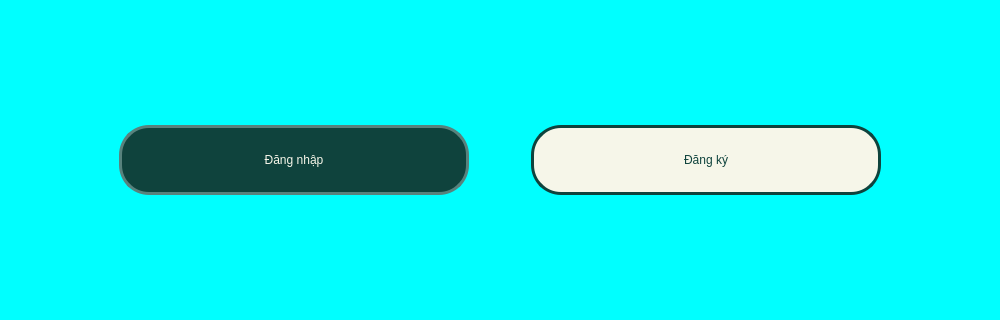
This is ui/home/Home.ui in nguyenbphan12001-rimzy/Do-an-cuoi-ki-Nhom8_KTLT as Qt 5 draws it before an edit; both pictures show x 0 to 1000 and y 90 to 410 of the 1000 by 500 pixel window. The edited form follows.
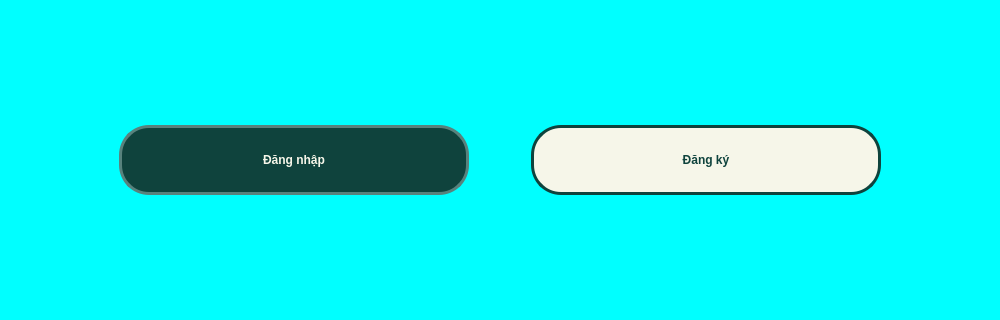
This is the edited form. Icons and pictures are not drawn.

```diff
--- a/ui/home/Home.ui
+++ b/ui/home/Home.ui
@@ -63,11 +63,27 @@
          </size>
         </property>
         <property name="styleSheet">
-         <string notr="true">color:#f6f6e9;
-background-color: #0f433d;
-font: 87 20pt &quot;Noto Sans HK Black&quot;;
-border-radius: 30px;
-border: 3px solid  #58827d;</string>
+         <string notr="true">/* Trạng thái bình thường (Giữ nguyên 100% của mày) */
+QPushButton {
+    color: #f6f6e9;
+    background-color: #0f433d;
+    font: 87 20pt &quot;Noto Sans HK Black&quot;;
+    border-radius: 30px;
+    border: 3px solid #58827d;
+font-weight:bold;
+}
+
+/* Trạng thái khi rê chuột vào (Hover) */
+QPushButton:hover {
+    background-color: #1a6b61; /* Màu xanh sáng hơn một chút để nổi bật */
+    border: 3px solid #73a6a0; /* Viền cũng sáng lên một chút cho đồng bộ */
+}
+
+/* Thêm luôn trạng thái khi click (bấm xuống) cho nó xịn */
+QPushButton:pressed {
+    background-color: #0a2e2a; /* Nền tối đi khi bấm */
+    border: 3px solid #3d5e5b; /* Viền tối đi */
+}</string>
         </property>
         <property name="text">
          <string>Đăng nhập</string>
@@ -102,11 +118,29 @@
          </size>
         </property>
         <property name="styleSheet">
-         <string notr="true">color:#0f433d;
-background-color: #f6f6e9;
-font: 87 20pt &quot;Noto Sans HK Black&quot;;
-border-radius: 30px;
-border: 3px solid  #0f433d;</string>
+         <string notr="true">/* Trạng thái bình thường (Code gốc của mày) */
+QPushButton {
+    color: #0f433d;
+    background-color: #f6f6e9;
+    font: 87 20pt &quot;Noto Sans HK Black&quot;;
+    border-radius: 30px;
+    border: 3px solid #0f433d;
+font-weight:bold;
+}
+
+/* Trạng thái khi rê chuột vào (Hover) - Đảo màu cho xịn */
+QPushButton:hover {
+    background-color: #1a6b61; /* Nền biến thành xanh đậm */
+    color: #f6f6e9; /* Chữ sáng lên */
+    /* Viền giữ nguyên màu xanh đậm nên tao không cần viết lại ở đây */
+}
+
+/* Trạng thái khi click chuột bấm xuống (Pressed) */
+QPushButton:pressed {
+    background-color: #0a2e2a; /* Nền tối hơn một tông so với lúc hover */
+    border: 3px solid #0a2e2a; /* Viền cũng tối theo */
+    color: #f6f6e9;
+}</string>
         </property>
         <property name="text">
          <string>Đăng ký</string>
```
Left out of the diff: 12 changed lines with no effect on the pictures.
